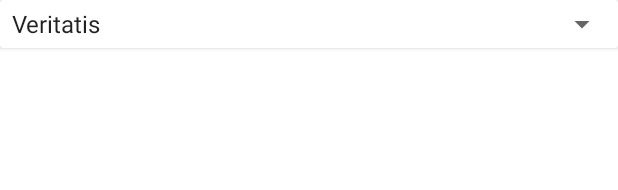
After one commit to Ialda/LanProject, an Android app: the layout gap_spinner.xml on its own in the app's theme, with its tools: preview values and no code run, on a phone screen of 412 x 824 dp. The commit adds this screen. Shown: the top 190 px of the screen. Run offline under Robolectric (Android 15) with nearby library versions, the light colour scheme and no system bars.

Commit message:
Temporarily inflate gap spinner on cardview

```diff
--- a/app/build.gradle
+++ b/app/build.gradle
@@ -44,3 +44,6 @@ dependencies {
     androidTestImplementation 'androidx.test.ext:junit:1.1.2'
     androidTestImplementation 'androidx.test.espresso:espresso-core:3.3.0'
 }
+
+apply plugin: 'kotlin-android'
+apply plugin: 'kotlin-android-extensions'
--- a/app/src/main/java/com/example/lanproject/TaskFragment1.kt
+++ b/app/src/main/java/com/example/lanproject/TaskFragment1.kt
@@ -5,9 +5,16 @@ import androidx.fragment.app.Fragment
 import android.view.LayoutInflater
 import android.view.View
 import android.view.ViewGroup
+import android.widget.TextView
+import android.widget.Spinner
+import kotlinx.android.synthetic.main.fragment_task_help_placeholder.view.*
+import kotlinx.android.synthetic.main.fragment_task1.*
+import kotlinx.android.synthetic.main.gap_spinner.*
 
 class TaskFragment1 : Fragment(R.layout.fragment_task1) {
     override fun onViewCreated(view: View, savedInstanceState: Bundle?){
         super.onViewCreated(view, savedInstanceState)
+        val view = LayoutInflater.from(cardView5.context)
+        val spinner = view.inflate(R.layout.gap_spinner, null)
     }
 }
--- a/app/src/main/res/layout/activity_main_page.xml
+++ b/app/src/main/res/layout/activity_main_page.xml
@@ -26,7 +26,7 @@
     <Button
         android:id="@+id/ButtonStartActivity"
         android:layout_width="wrap_content"
-        android:layout_height="56dp"
+        android:layout_height="70dp"
         android:layout_marginTop="56dp"
         android:layout_marginBottom="16dp"
         android:onClick="ActivityView"
--- a/app/src/main/res/layout/fragment_task1.xml
+++ b/app/src/main/res/layout/fragment_task1.xml
@@ -131,7 +131,7 @@
                         app:layout_constraintTop_toBottomOf="@+id/textView6">
 
                         <Spinner
-                            android:id="@+id/spinner"
+                            android:id="@+id/gapSpinner"
                             android:layout_width="wrap_content"
                             android:layout_height="32dp"
                             android:entries="@array/Task1Placeholder" />
--- /dev/null
+++ b/app/src/main/res/layout/gap_spinner.xml
@@ -0,0 +1,25 @@
+<?xml version="1.0" encoding="utf-8"?>
+<androidx.constraintlayout.widget.ConstraintLayout
+    xmlns:android="http://schemas.android.com/apk/res/android"
+    xmlns:app="http://schemas.android.com/apk/res-auto"
+    android:layout_width="match_parent"
+    android:layout_height="match_parent">
+
+    <androidx.cardview.widget.CardView
+        android:id="@+id/cardView1"
+        android:layout_width="match_parent"
+        android:layout_height="wrap_content"
+        android:layout_marginTop="8dp"
+        app:layout_constraintEnd_toEndOf="parent"
+        app:layout_constraintStart_toStartOf="parent"
+        app:layout_constraintTop_toBottomOf="@+id/textView6">
+
+        <Spinner
+            android:id="@+id/gapSpinner"
+            android:layout_width="match_parent"
+            android:layout_height="32dp"
+            android:entries="@array/Task1Placeholder" />
+
+    </androidx.cardview.widget.CardView>
+
+</androidx.constraintlayout.widget.ConstraintLayout>
```
